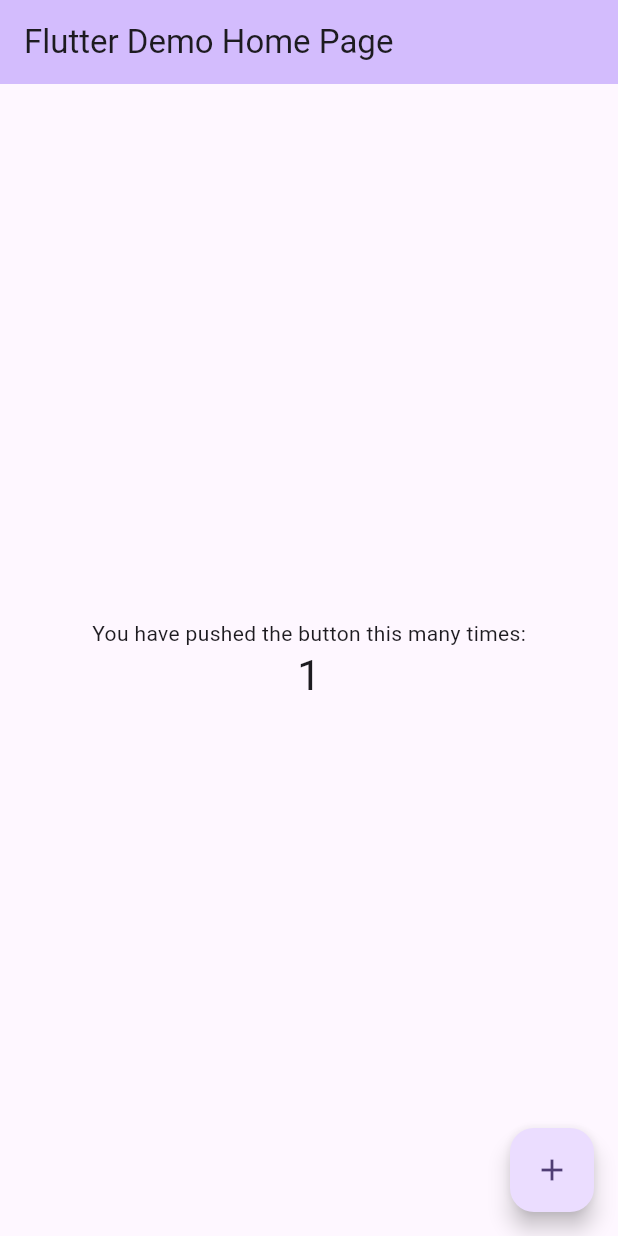
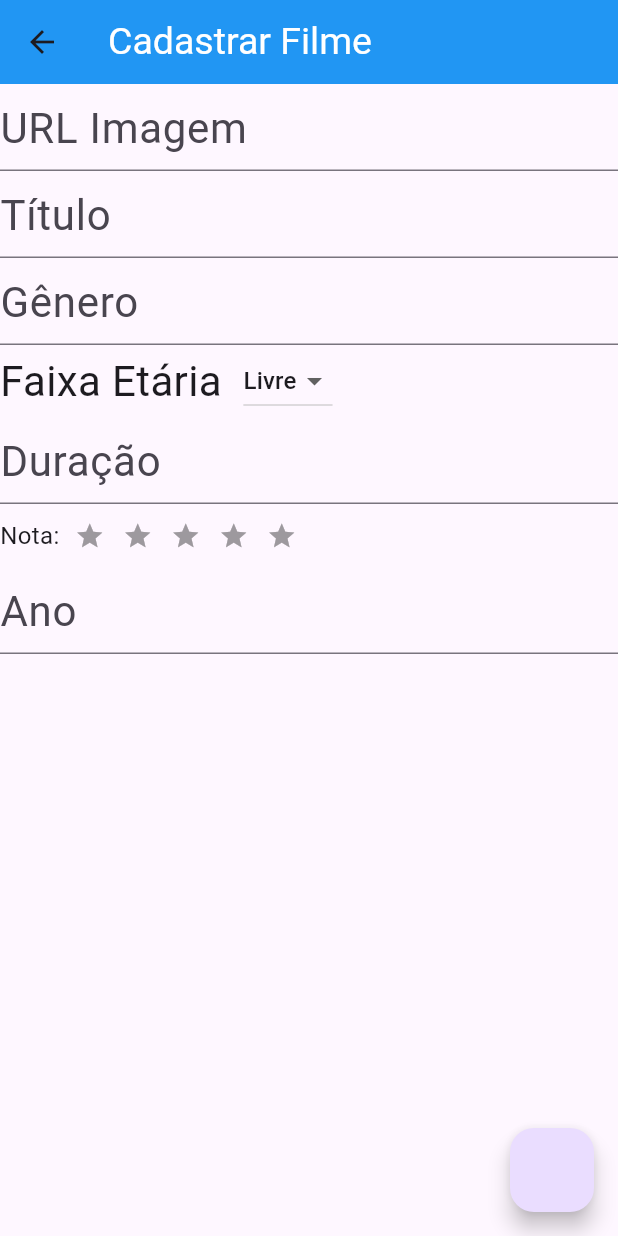
Before and after one commit to Angelo-cod/ProjetoMobile, a Flutter app: the screen it shows after launch, after a tap on the "add" icon, on a phone screen of 412 x 824 dp. Run offline on Flutter 3.47's test engine with Material 3 defaults, Android fonts, the phone set to English and light mode, and no system bars; drawn by our look-alikes of flutter_rating_bar.

Commit message:
mensagem de segundo commit, nada alterado

```diff
--- /dev/null
+++ b/lib/componentes/campos.dart
@@ -0,0 +1,19 @@
+import 'package:flutter/material.dart';
+
+class CamposForm extends StatelessWidget {
+  final String hintText;
+
+  const CamposForm({super.key, required this.hintText, required TextEditingController controller, required keyboardType});
+
+  @override
+  Widget build(BuildContext context) {
+    return TextField(
+              decoration: InputDecoration(
+                hintText: hintText,
+              ),
+              style: TextStyle(
+                fontSize: 28.0,
+              ),
+            );
+    }
+  }
--- /dev/null
+++ b/lib/componentes/tela_cadastro.dart
@@ -0,0 +1,110 @@
+import 'package:filmes/componentes/campos.dart';
+import 'package:flutter/material.dart';
+import 'package:flutter_rating_bar/flutter_rating_bar.dart';
+
+class FormCadastro extends StatefulWidget {
+  const FormCadastro({super.key});
+
+  @override
+  State<FormCadastro> createState() => _FormCadastroState();
+}
+
+class _FormCadastroState extends State<FormCadastro> {
+  final TextEditingController urlController = TextEditingController();
+  final TextEditingController tituloController = TextEditingController();
+  final TextEditingController generoController = TextEditingController();
+  final TextEditingController duracaoController = TextEditingController();
+  final TextEditingController anoController = TextEditingController();
+  String dropdownValue = 'Livre';
+
+
+  @override
+  Widget build(BuildContext context) {
+    return Scaffold(
+      appBar: AppBar(
+        backgroundColor: Colors.blue,
+        title: Text("Cadastrar Filme", style: TextStyle(color: Colors.white, fontSize: 25.0,))
+      ),
+      body: Form(
+        child: Column(
+          children: [
+            CamposForm(
+              hintText: "URL Imagem",
+              controller: urlController,
+              keyboardType: TextInputType.text
+            ),
+
+            CamposForm(
+              hintText: "Título",
+              controller: tituloController,
+              keyboardType: TextInputType.text
+            ),
+
+            CamposForm(
+              hintText: "Gênero",
+              controller: tituloController,
+              keyboardType: TextInputType.text
+            ),
+
+            Row(
+              children: [
+                Text("Faixa Etária  ", style: TextStyle(fontSize: 28.0)),
+                DropdownButton<String>(
+                  value: dropdownValue,
+                  icon: Icon(Icons.arrow_drop_down),
+                  onChanged: (String? newValue){
+                    setState(() {
+                      dropdownValue = newValue!;
+                    });
+                  },
+                  items: [
+                    DropdownMenuItem<String>(value: "Livre", child: Text("Livre")),
+                    DropdownMenuItem<String>(value: "10", child: Text("10")),
+                    DropdownMenuItem<String>(value: "12", child: Text("12")),
+                    DropdownMenuItem<String>(value: "14", child: Text("14")),
+                    DropdownMenuItem<String>(value: "16", child: Text("16")),
+                    DropdownMenuItem<String>(value: "18", child: Text("18")),
+                  ],
+                ),
+              ],
+            ),
+
+            CamposForm(
+              hintText: "Duração",
+              controller: duracaoController,
+              keyboardType: TextInputType.number
+            ),
+
+            Row(
+              children: [
+                Text("Nota: ", style: TextStyle(fontSize: 16.0)),
+                RatingBar.builder(
+                  initialRating: 0,
+                  minRating: 1,
+                  direction: Axis.horizontal,
+                  allowHalfRating: true,
+                  itemCount: 5,
+                  itemPadding: EdgeInsetsGeometry.symmetric(horizontal: 6.0, vertical: 11.0),
+                  itemBuilder: (context, _) => Icon(Icons.star, color: Colors.amber,),
+                  itemSize: 20.0,
+
+                  // ignore: avoid_print
+                  onRatingUpdate: (rating) {print(rating); } ,
+                ),
+              ],
+            ),
+
+            CamposForm(
+              hintText: "Ano",
+              controller: anoController,
+              keyboardType: TextInputType.text
+            ),
+
+          ], //children
+        )
+      ),
+
+      floatingActionButton: FloatingActionButton(onPressed: (){}),
+    );
+  }
+}
--- /dev/null
+++ b/lib/home.dart
@@ -0,0 +1,59 @@
+import 'package:filmes/componentes/tela_cadastro.dart';
+import 'package:flutter/material.dart';
+
+class Home extends StatefulWidget {
+  const Home({super.key});
+
+  @override
+  State<Home> createState() => _HomeState();
+}
+
+class _HomeState extends State<Home> {
+
+  void show() {
+
+      showDialog(context: context, builder: (BuildContext context) {
+        return AlertDialog(
+          title: Text("Equipe"),
+          content: Text("Angelo Gabriel, Gabriel Floro, Priscila Araújo"),
+          actions: [
+            TextButton(onPressed: (){
+            Navigator.pop(context);
+            },
+            child: Text("Ok")),
+          ],
+        );
+      });
+  }
+
+  @override
+  Widget build(BuildContext context) {
+    return Scaffold(
+      appBar: AppBar(
+          backgroundColor: Colors.blue,
+          title: Row(
+              mainAxisAlignment: MainAxisAlignment.spaceBetween,
+              children: [
+                Text('Filmes', style: TextStyle(color: Colors.white, fontSize: 28.0),),
+                IconButton(onPressed:show, icon: Icon(Icons.info), color: Colors.white, iconSize: 28.0),
+              ]
+            ),
+        ),
+        body: Center(
+          child: Text('Bem-vindo ao aplicativo de filmes!'),
+        ),
+        floatingActionButton: FloatingActionButton(
+          onPressed: () {
+            Navigator.of(context).push(
+              MaterialPageRoute<void>(
+                builder: (context) => const FormCadastro(),
+              ),
+            );
+          },
+          mini: true,
+          backgroundColor: Colors.blue,
+          foregroundColor: Colors.white,
+          child: Icon(Icons.add))
+    );
+  }
+}
--- a/lib/main.dart
+++ b/lib/main.dart
@@ -1,122 +1,22 @@
+import 'package:filmes/home.dart';
 import 'package:flutter/material.dart';
-
 void main() {
-  runApp(const MyApp());
+  runApp(const Filmes());
 }
 
-class MyApp extends StatelessWidget {
-  const MyApp({super.key});
+class Filmes extends StatelessWidget {
+  const Filmes({super.key});
 
-  // This widget is the root of your application.
+
   @override
   Widget build(BuildContext context) {
     return MaterialApp(
-      title: 'Flutter Demo',
+      debugShowCheckedModeBanner: false,
+      title: 'Filmes App',
       theme: ThemeData(
-        // This is the theme of your application.
-        //
-        // TRY THIS: Try running your application with "flutter run". You'll see
-        // the application has a purple toolbar. Then, without quitting the app,
-        // try changing the seedColor in the colorScheme below to Colors.green
-        // and then invoke "hot reload" (save your changes or press the "hot
-        // reload" button in a Flutter-supported IDE, or press "r" if you used
-        // the command line to start the app).
-        //
-        // Notice that the counter didn't reset back to zero; the application
-        // state is not lost during the reload. To reset the state, use hot
-        // restart instead.
-        //
-        // This works for code too, not just values: Most code changes can be
-        // tested with just a hot reload.
-        colorScheme: ColorScheme.fromSeed(seedColor: Colors.deepPurple),
+        primarySwatch: Colors.blue,
       ),
-      home: const MyHomePage(title: 'Flutter Demo Home Page'),
+      home: Home(),
     );
   }
 }
-
-class MyHomePage extends StatefulWidget {
-  const MyHomePage({super.key, required this.title});
-
-  // This widget is the home page of your application. It is stateful, meaning
-  // that it has a State object (defined below) that contains fields that affect
-  // how it looks.
-
-  // This class is the configuration for the state. It holds the values (in this
-  // case the title) provided by the parent (in this case the App widget) and
-  // used by the build method of the State. Fields in a Widget subclass are
-  // always marked "final".
-
-  final String title;
-
-  @override
-  State<MyHomePage> createState() => _MyHomePageState();
-}
-
-class _MyHomePageState extends State<MyHomePage> {
-  int _counter = 0;
-
-  void _incrementCounter() {
-    setState(() {
-      // This call to setState tells the Flutter framework that something has
-      // changed in this State, which causes it to rerun the build method below
-      // so that the display can reflect the updated values. If we changed
-      // _counter without calling setState(), then the build method would not be
-      // called again, and so nothing would appear to happen.
-      _counter++;
-    });
-  }
-
-  @override
-  Widget build(BuildContext context) {
-    // This method is rerun every time setState is called, for instance as done
-    // by the _incrementCounter method above.
-    //
-    // The Flutter framework has been optimized to make rerunning build methods
-    // fast, so that you can just rebuild anything that needs updating rather
-    // than having to individually change instances of widgets.
-    return Scaffold(
-      appBar: AppBar(
-        // TRY THIS: Try changing the color here to a specific color (to
-        // Colors.amber, perhaps?) and trigger a hot reload to see the AppBar
-        // change color while the other colors stay the same.
-        backgroundColor: Theme.of(context).colorScheme.inversePrimary,
-        // Here we take the value from the MyHomePage object that was created by
-        // the App.build method, and use it to set our appbar title.
-        title: Text(widget.title),
-      ),
-      body: Center(
-        // Center is a layout widget. It takes a single child and positions it
-        // in the middle of the parent.
-        child: Column(
-          // Column is also a layout widget. It takes a list of children and
-          // arranges them vertically. By default, it sizes itself to fit its
-          // children horizontally, and tries to be as tall as its parent.
-          //
-          // Column has various properties to control how it sizes itself and
-          // how it positions its children. Here we use mainAxisAlignment to
-          // center the children vertically; the main axis here is the vertical
-          // axis because Columns are vertical (the cross axis would be
-          // horizontal).
-          //
-          // TRY THIS: Invoke "debug painting" (choose the "Toggle Debug Paint"
-          // action in the IDE, or press "p" in the console), to see the
-          // wireframe for each widget.
-          mainAxisAlignment: MainAxisAlignment.center,
-          children: <Widget>[
-            const Text('You have pushed the button this many times:'),
-            Text(
-              '$_counter',
-              style: Theme.of(context).textTheme.headlineMedium,
-            ),
-          ],
-        ),
-      ),
-      floatingActionButton: FloatingActionButton(
-        onPressed: _incrementCounter,
-        tooltip: 'Increment',
-        child: const Icon(Icons.add),
-      ), // This trailing comma makes auto-formatting nicer for build methods.
-    );
-  }
-}
--- a/pubspec.yaml
+++ b/pubspec.yaml
@@ -19,7 +19,7 @@ publish_to: 'none' # Remove this line if you wish to publish to pub.dev
 version: 1.0.0+1
 
 environment:
-  sdk: ^3.9.2
+  sdk: '>=3.9.2 <4.0.0'
 
 # Dependencies specify other packages that your package needs in order to work.
 # To automatically upgrade your package dependencies to the latest versions
@@ -28,12 +28,14 @@ environment:
 # the latest version available on pub.dev. To see which dependencies have newer
 # versions available, run `flutter pub outdated`.
 dependencies:
+
   flutter:
     sdk: flutter
 
   # The following adds the Cupertino Icons font to your application.
   # Use with the CupertinoIcons class for iOS style icons.
   cupertino_icons: ^1.0.8
+  flutter_rating_bar: ^4.0.1
 
 dev_dependencies:
   flutter_test:
```
Also changed, not shown: pubspec.lock, 2 other files.
